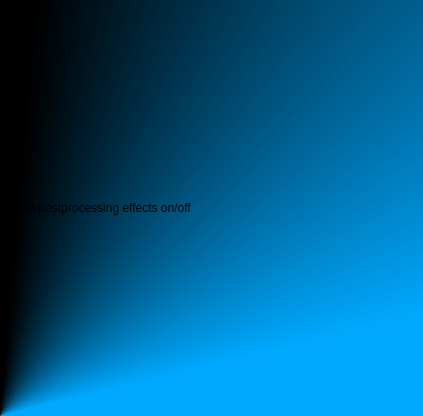
realXtend/tundra, file EnvironmentModule/ui/postprocesswidget.ui: the form before one commit.
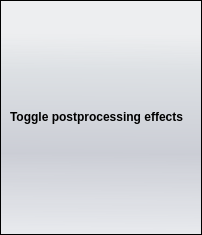
The form after the commit.

Commit message: AvatarEditor: Had to apply one space before tab name due to clipping issues, doesent affect code/functionality. Comms: disabled "hide" so user wont lose gui forever UI updates: * All the rest scene widgets themed now. And applied sane layouts/rearraged things * World main panel hover now more functional. Buttons more centered and clip issues removed * Lots of general tweaking

```diff
--- a/EnvironmentModule/ui/postprocesswidget.ui
+++ b/EnvironmentModule/ui/postprocesswidget.ui
@@ -6,17 +6,35 @@
    <rect>
     <x>0</x>
     <y>0</y>
-    <width>423</width>
-    <height>416</height>
+    <width>202</width>
+    <height>235</height>
    </rect>
   </property>
   <property name="windowTitle">
    <string>Form</string>
   </property>
   <property name="styleSheet">
-   <string notr="true">QWidget#SelectionWidget {	background-color: qconicalgradient(cx:0, cy:1, angle:277.2, stop:0.267045 rgba(0, 169, 255, 255), stop:0.465909 rgba(0, 0, 0, 255)); }</string>
+   <string notr="true">QWidget#SelectionWidget {
+	background-color: none;
+}
+
+QFrame#MainFrame {
+	background-color: qlineargradient(spread:pad, x1:0.006, y1:0, x2:0, y2:1, stop:0.142045 rgba(229, 234, 243, 50), stop:0.295455 rgba(209, 215, 221, 150), stop:0.65 rgba(179, 183, 196, 150), stop:1 rgba(222, 227, 236, 100)); 
+}</string>
   </property>
   <layout class="QVBoxLayout" name="verticalLayout_2">
+   <property name="margin">
+    <number>0</number>
+   </property>
+   <item>
+    <widget class="QFrame" name="MainFrame">
+     <property name="frameShape">
+      <enum>QFrame::StyledPanel</enum>
+     </property>
+     <property name="frameShadow">
+      <enum>QFrame::Raised</enum>
+     </property>
+     <layout class="QVBoxLayout" name="verticalLayout_3">
    <item>
     <layout class="QVBoxLayout" name="verticalLayout">
      <item>
@@ -27,8 +45,14 @@
          <verstretch>0</verstretch>
         </sizepolicy>
        </property>
+          <property name="font">
+           <font>
+            <weight>75</weight>
+            <bold>true</bold>
+           </font>
+          </property>
        <property name="text">
-        <string>Turn postprocessing effects on/off</string>
+           <string>Toggle postprocessing effects</string>
        </property>
       </widget>
      </item>
@@ -40,6 +64,9 @@
       </layout>
      </item>
     </layout>
+      </item>
+     </layout>
+    </widget>
    </item>
   </layout>
  </widget>
```
Left out of the diff: 2 changed lines with no effect on the pictures. Lines whose indentation alone changed are shown as unchanged. The commit also changes 18 other files.
